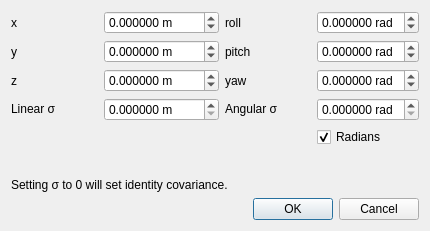
Above: guilib/src/ui/editConstraintDialog.ui from introlab/rtabmap before the change. Below: the same form after it.
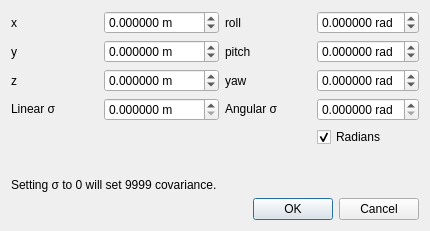
That is the form after the change.

Commit message: DbViewer: added update all landmark covariances menu action, also enabled edit constraint on landmark links. Covariance can be set to 9999.

```diff
--- a/guilib/src/ui/editConstraintDialog.ui
+++ b/guilib/src/ui/editConstraintDialog.ui
@@ -258,7 +258,7 @@
    <item>
     <widget class="QLabel" name="label_9">
      <property name="text">
-      <string>&lt;html&gt;&lt;head/&gt;&lt;body&gt;&lt;p&gt;Setting &amp;sigma; to 0 will set identity covariance.&lt;/p&gt;&lt;/body&gt;&lt;/html&gt;</string>
+      <string>&lt;html&gt;&lt;head/&gt;&lt;body&gt;&lt;p&gt;Setting σ to 0 will set 9999 covariance.&lt;/p&gt;&lt;/body&gt;&lt;/html&gt;</string>
      </property>
     </widget>
    </item>
```
The commit also changes 5 other files.
